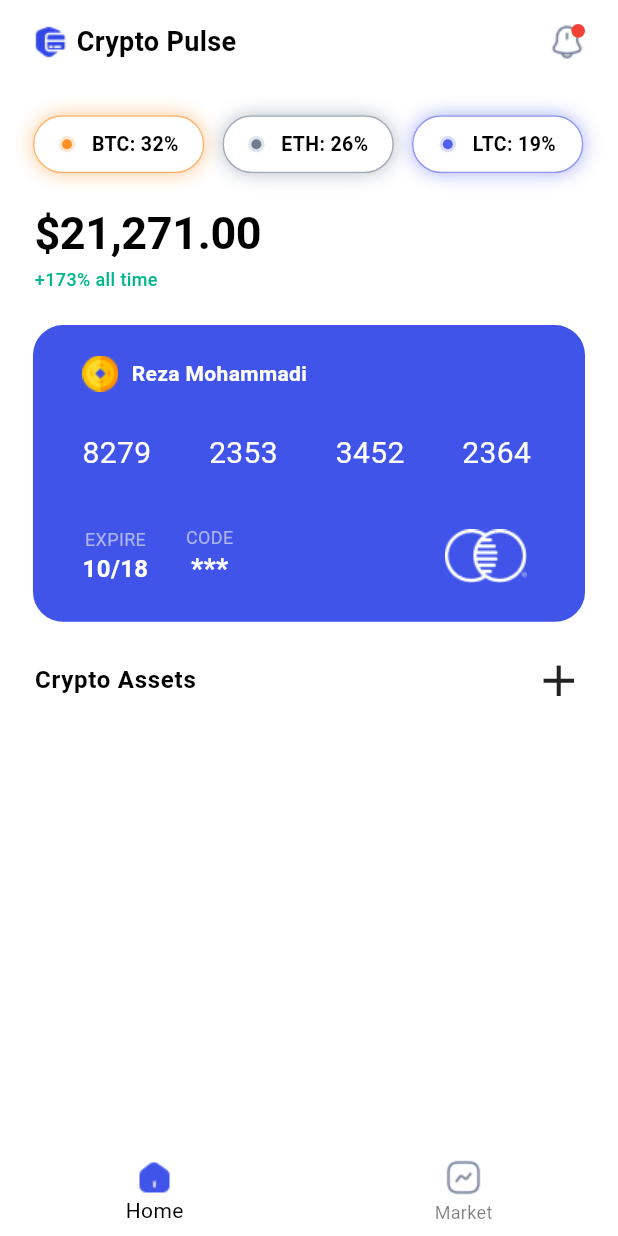
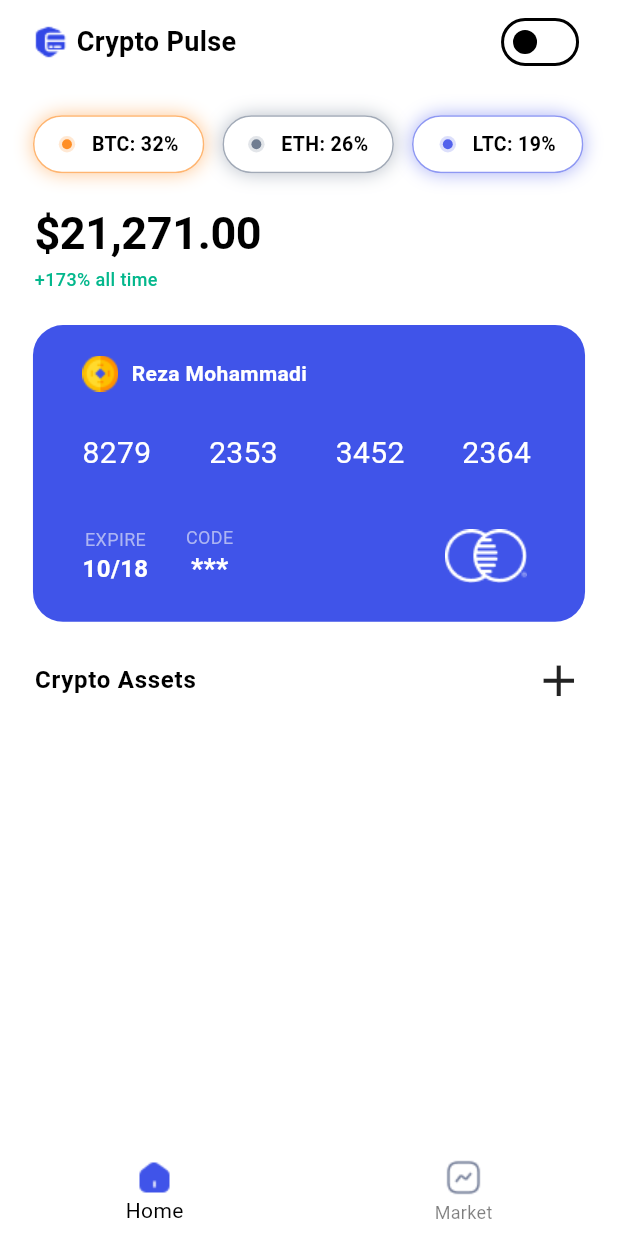
Before and after one commit to rezadev0/crypto_pulse, a Flutter app: the screen it shows after launch, on a phone screen of 412 x 824 dp. Run offline on Flutter 3.47's test engine with Material 3 defaults, Android fonts, the phone set to English and light mode, and no system bars; our stand-ins replace bloc, cached_network_image, dartz, dio, flutter_bloc, flutter_screenutil and 5 more; network calls fail.

Commit message:
implement switch button for theme toggling

```diff
--- a/lib/screens/home_screen.dart
+++ b/lib/screens/home_screen.dart
@@ -4,7 +4,6 @@ import 'package:cypto_pulse/theme_switcher.dart';
 import 'package:cypto_pulse/widgets/asset_badge_widget.dart';
 import 'package:cypto_pulse/widgets/coin_info_item_widget.dart';
 import 'package:cypto_pulse/widgets/credit_card_widget.dart';
-import 'package:cypto_pulse/widgets/notification_bing_widget.dart';
 import 'package:cypto_pulse/widgets/rate_limiting_error_widget.dart';
 import 'package:cypto_pulse/widgets/shimmer_card_widget.dart';
 import 'package:flutter/material.dart';
@@ -17,6 +16,8 @@ class HomeScreen extends StatelessWidget {
 
   @override
   Widget build(BuildContext context) {
+    final themeProvider = Provider.of<ThemeService>(context);
+
     return Scaffold(
       appBar: AppBar(
         elevation: 0,
@@ -35,11 +36,24 @@ class HomeScreen extends StatelessWidget {
               ),
               const Spacer(),
               GestureDetector(
-                  onTap: () {
-                    Provider.of<ThemeService>(context, listen: false)
-                        .switchTheme();
+                onTap: () {
+                  Provider.of<ThemeService>(context, listen: false)
+                      .switchTheme();
+                },
+                child: Switch(
+                  trackColor: Theme.of(context).brightness == Brightness.dark
+                      ? const MaterialStatePropertyAll(Colors.white)
+                      : null,
+                  trackOutlineColor:
+                      Theme.of(context).brightness == Brightness.dark
+                          ? const MaterialStatePropertyAll(Colors.grey)
+                          : null,
+                  value: themeProvider.isDarkMode,
+                  onChanged: (_) {
+                    themeProvider.switchTheme();
                   },
-                  child: const NotificationBing())
+                ),
+              )
             ],
           ),
         ),
--- a/lib/theme.dart
+++ b/lib/theme.dart
@@ -71,8 +71,7 @@ class AppTheme {
     bottomAppBarTheme: const BottomAppBarTheme(color: _appbarColorLight),
     bottomNavigationBarTheme: BottomNavigationBarThemeData(
       selectedItemColor: _lightIconColor,
-      unselectedItemColor:
-          _lightIconColor.withOpacity(0.5),
+      unselectedItemColor: _lightIconColor.withOpacity(0.5),
     ),
   );
 
--- a/pubspec.yaml
+++ b/pubspec.yaml
@@ -43,6 +43,8 @@ dependencies:
   intl: ^0.18.1
   gradient_borders: ^1.0.0
   provider: ^6.1.1
+  animated_toggle_switch: ^0.8.2
+
 
   # The following adds the Cupertino Icons font to your application.
   # Use with the CupertinoIcons class for iOS style icons.
```
Also changed, not shown: pubspec.lock.
